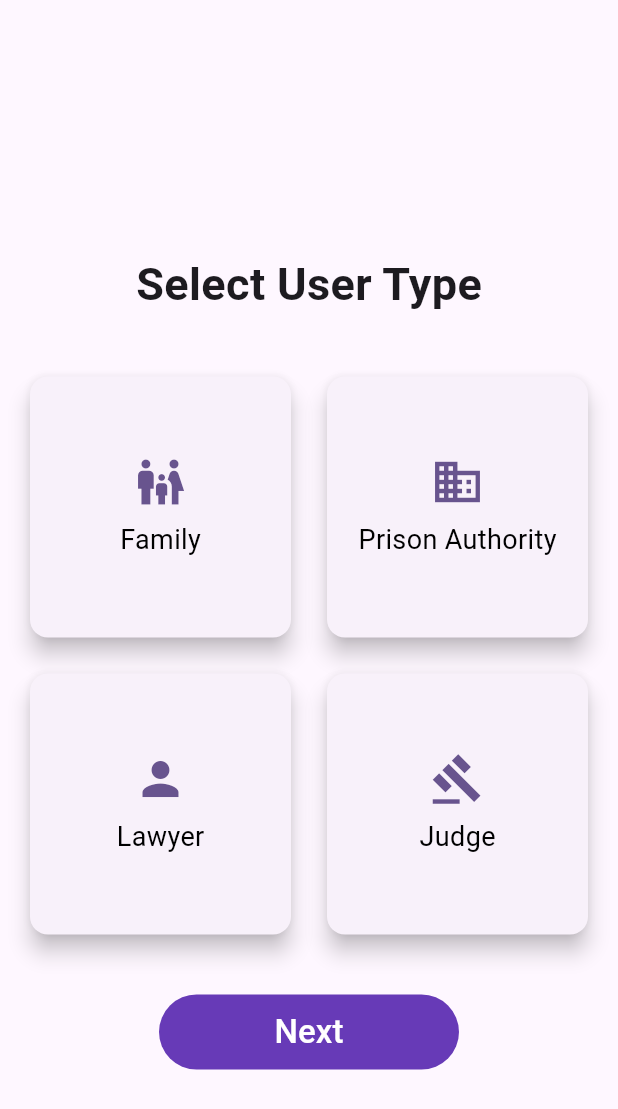
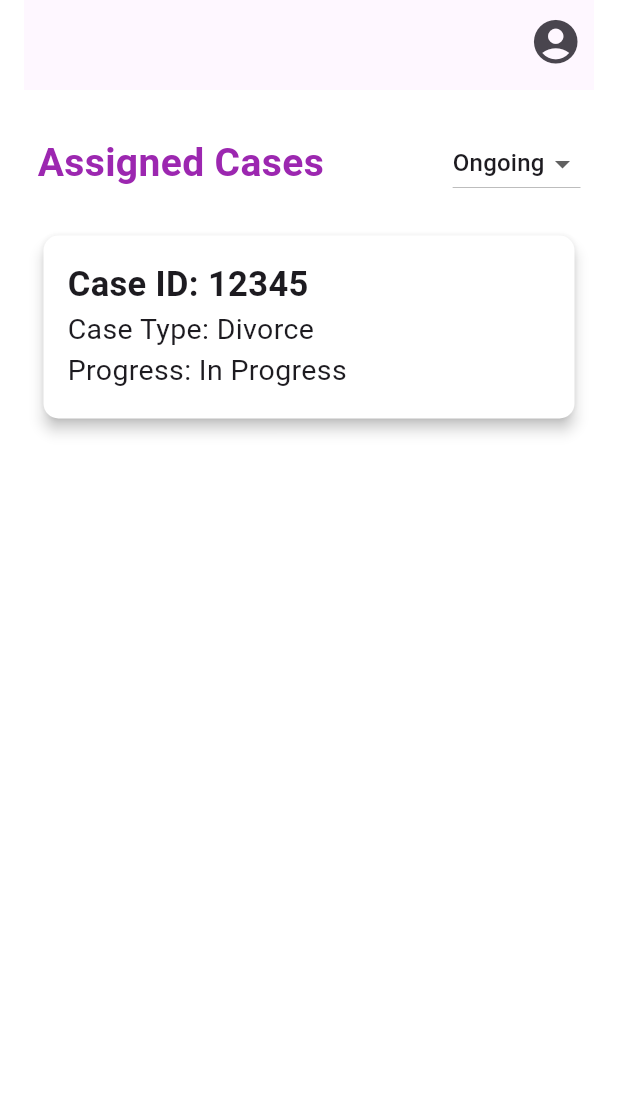
Before and after one commit to kavyaaa-1/sih, a Flutter app: the screen it shows after launch, on a phone screen of 412 x 824 dp. Shown: the top 1109 px of the screen. Run offline on Flutter 3.47's test engine with Material 2 defaults, Android fonts, the phone set to English and light mode, and no system bars.

Commit message:
adding lawyer homepg

```diff
--- a/lib/main.dart
+++ b/lib/main.dart
@@ -1,4 +1,5 @@
 import 'package:flutter/material.dart';
+import 'package:sih_project/screens/lawyer_homepg.dart';
 import 'package:sih_project/screens/select_user_type.dart';
 import 'package:sih_project/utils/routes.dart'; // Import the file where SelectUserTypePage is defined
 
@@ -21,7 +22,8 @@ class MyApp extends StatelessWidget {
       initialRoute: '/', // Define your initial route
       routes: {
         //'/': (context) => MyHomePage(title: 'Your App Title'), // Your existing home page
-        '/': (context) => SelectUserTypePage(), // Add this route for the Select User Type page
+        //'/': (context) => SelectUserTypePage(),
+        '/': (context) => LawyerHomePage(),
       },
     );
   }
--- /dev/null
+++ b/lib/screens/lawyer_homepg.dart
@@ -0,0 +1,158 @@
+import 'package:flutter/material.dart';
+
+void main() {
+  runApp(MyApp());
+}
+
+class MyApp extends StatelessWidget {
+  @override
+  Widget build(BuildContext context) {
+    return MaterialApp(
+      home: LawyerHomePage(),
+    );
+  }
+}
+
+class LawyerHomePage extends StatefulWidget {
+  @override
+  _LawyerHomePageState createState() => _LawyerHomePageState();
+}
+
+class _LawyerHomePageState extends State<LawyerHomePage> {
+  String _selectedFilter = 'Ongoing'; // Default selected filter
+
+  @override
+  Widget build(BuildContext context) {
+    return Scaffold(
+      backgroundColor: Colors.white,
+      appBar: PreferredSize(
+        preferredSize: Size.fromHeight(60),
+        child: Container(
+          padding: EdgeInsets.symmetric(horizontal: 16),
+          child: AppBar(
+            automaticallyImplyLeading: false,
+            title: Text(
+              '',
+              style: TextStyle(
+                fontSize: 24,
+                color: Colors.purple,
+                fontWeight: FontWeight.bold,
+              ),
+            ),
+            actions: <Widget>[
+              IconButton(
+                icon: Icon(
+                  Icons.account_circle,
+                  size: 35,
+                ),
+                onPressed: () {
+                  // Add your profile icon's onTap functionality here
+                },
+              ),
+            ],
+          ),
+        ),
+      ),
+      body: Padding(
+        padding: const EdgeInsets.all(25.0),
+        child: Column(
+          crossAxisAlignment: CrossAxisAlignment.start,
+          children: <Widget>[
+            Row(
+              mainAxisAlignment: MainAxisAlignment.spaceBetween,
+              children: <Widget>[
+                Text(
+                  'Assigned Cases',
+                  style: TextStyle(
+                    fontSize: 26,
+                    color: Colors.purple,
+                    fontWeight: FontWeight.bold,
+                  ),
+                ),
+                DropdownButton<String>(
+                  value: _selectedFilter,
+                  items: <String>[
+                    'Ongoing',
+                    'Past',
+                  ].map((String filter) {
+                    return DropdownMenuItem<String>(
+                      value: filter,
+                      child: Text(filter),
+                    );
+                  }).toList(),
+                  onChanged: (String? newValue) {
+                    setState(() {
+                      _selectedFilter = newValue!;
+                    });
+                  },
+                ),
+              ],
+            ),
+            SizedBox(height: 20,),
+            // Display assigned cases based on the selected filter
+            Container(
+              height: 130, // Adjust the height as desired
+              width: double.infinity, // Takes the full width
+              child: CaseCard(
+                caseId: '12345',
+                caseType: 'Divorce',
+                progress: _selectedFilter == 'Ongoing' ? 'In Progress' : 'Completed',
+              ),
+            ),
+            // Add more CaseCard widgets based on the selected filter
+          ],
+        ),
+      ),
+    );
+  }
+}
+
+class CaseCard extends StatelessWidget {
+  final String caseId;
+  final String caseType;
+  final String progress;
+
+  CaseCard({
+    required this.caseId,
+    required this.caseType,
+    required this.progress,
+  });
+
+  @override
+  Widget build(BuildContext context) {
+    return Card(
+      color: Colors.white,
+      elevation: 4,
+      shape: RoundedRectangleBorder(
+        borderRadius: BorderRadius.circular(10.0),
+      ),
+      child: Padding(
+        padding: const EdgeInsets.all(16.0),
+        child: Column(
+          crossAxisAlignment: CrossAxisAlignment.start,
+          children: [
+            Text(
+              'Case ID: $caseId',
+              style: TextStyle(
+                fontSize: 23,
+                fontWeight: FontWeight.bold,
+              ),
+            ),
+            Text(
+              'Case Type: $caseType',
+              style: TextStyle(
+                fontSize: 19,
+              ),
+            ),
+            Text(
+              'Progress: $progress',
+              style: TextStyle(
+                fontSize: 19,
+              ),
+            ),
+          ],
+        ),
+      ),
+    );
+  }
+}
--- a/lib/screens/select_user_type.dart
+++ b/lib/screens/select_user_type.dart
@@ -33,6 +33,7 @@ class _SelectUserTypePageState extends State<SelectUserTypePage> {
   Widget build(BuildContext context) {
     return Scaffold(
       appBar: AppBar(
+        backgroundColor: Colors.deepPurple,
         title: Text(""),
       ),
       body: Center(
```
